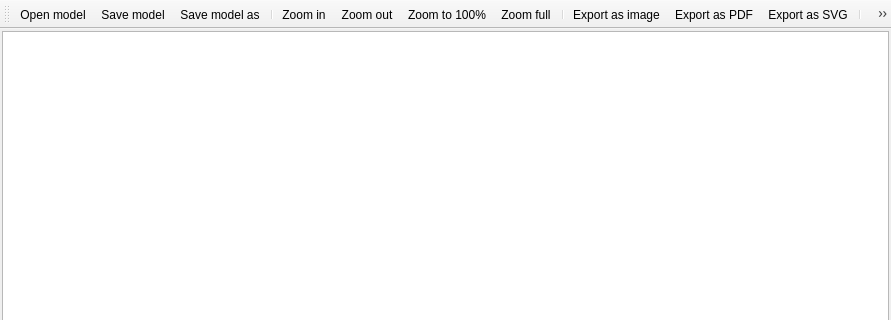
Above: python/plugins/processing/ui/DlgModeler.ui from qgis/QGIS before the change; both pictures show x 0 to 891 and y 0 to 320 of the 891 by 596 pixel window. Below: the same form after it.
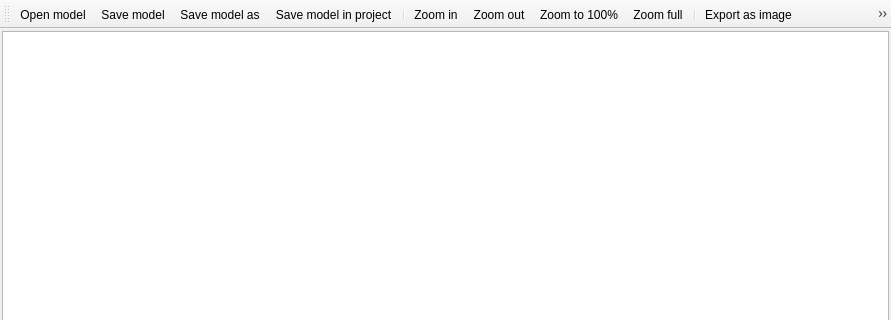
That is the form after the change.

Commit message: [processing][FEATURE] Store models inside QGIS project files

Patch:
```diff
--- a/python/plugins/processing/ui/DlgModeler.ui
+++ b/python/plugins/processing/ui/DlgModeler.ui
@@ -48,6 +48,7 @@
    <addaction name="mActionOpen"/>
    <addaction name="mActionSave"/>
    <addaction name="mActionSaveAs"/>
+   <addaction name="mActionSaveInProject"/>
    <addaction name="separator"/>
    <addaction name="mActionZoomIn"/>
    <addaction name="mActionZoomOut"/>
@@ -190,6 +191,14 @@
     <string>F5</string>
    </property>
   </action>
+  <action name="mActionSaveInProject">
+   <property name="text">
+    <string>Save model in project</string>
+   </property>
+   <property name="toolTip">
+    <string>Save model in project</string>
+   </property>
+  </action>
  </widget>
  <resources/>
  <connections/>
```
The commit also changes 6 other files.
